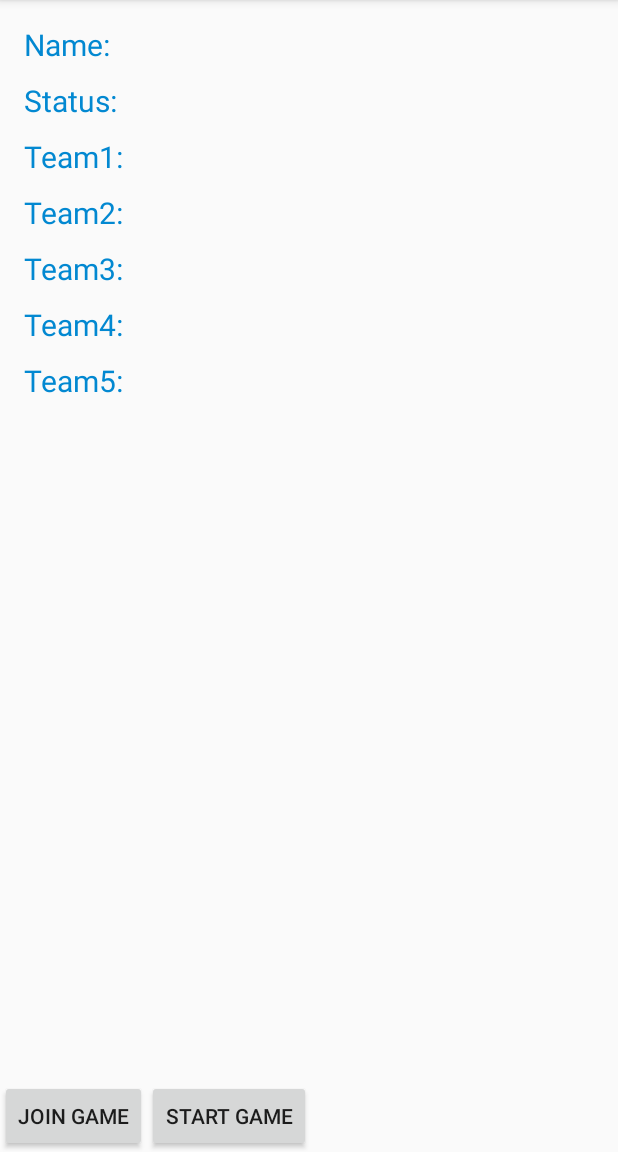
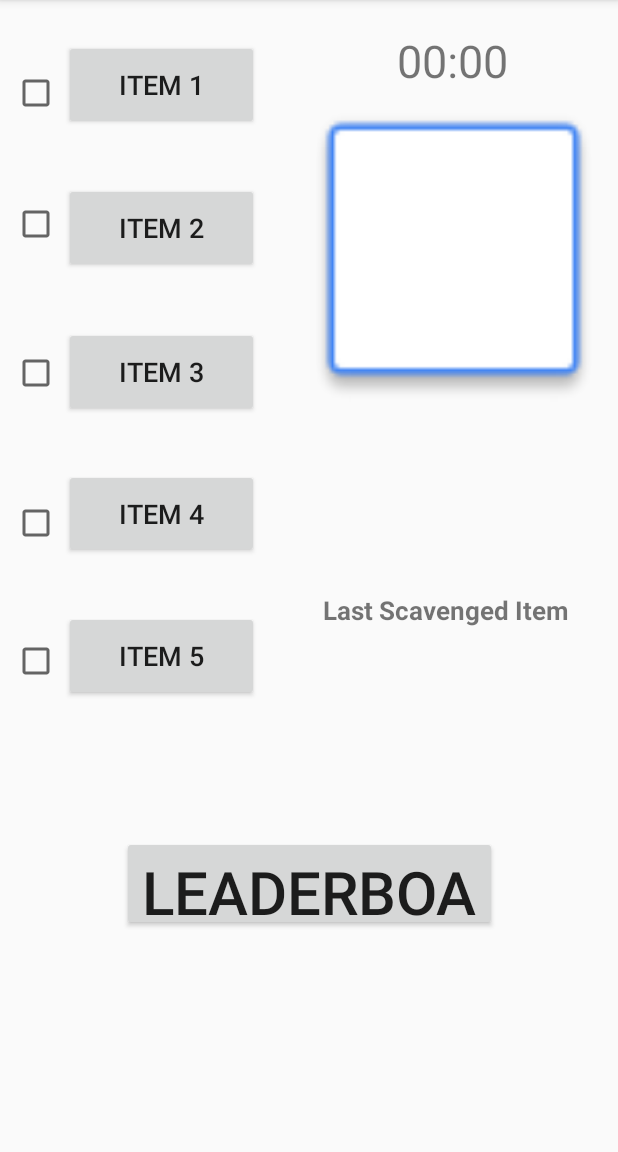
Before and after one commit to wag945/ScavengerHunt3, an Android app: the GameDetailsActivity screen opened directly, with no data from a screen before it, after a tap on "JOIN GAME", on a phone screen of 412 x 824 dp, the part 84-1236 px from its top. Run offline under Robolectric (Android 15) with nearby library versions, the phone set to English and light mode, and no system bars; our stand-ins replace Firebase (no records; nobody signed in at launch, a user with empty details on screens opened directly), Picasso; libraries missing offline, so code that uses them is left out: android.support.constraint.

Commit message:
Add code behind join game

```diff
--- a/app/src/main/java/com/example/bill/scavengerhunt3/GameDetailsActivity.java
+++ b/app/src/main/java/com/example/bill/scavengerhunt3/GameDetailsActivity.java
@@ -55,7 +55,12 @@ public class GameDetailsActivity extends AppCompatActivity {
         mJoinGameButton.setOnClickListener(new View.OnClickListener() {
             @Override
             public void onClick(View view) {
+                startService(new Intent(GameDetailsActivity.this, BroadcastService.class));
+                Log.i("GameDetailsActivity", "Started service");
 
+                Intent myIntent = new Intent(GameDetailsActivity.this, StartGameActivity.class);
+                myIntent.putExtra("gameName", detailGameName);
+                startActivity(myIntent);
             }
         });
 
```
